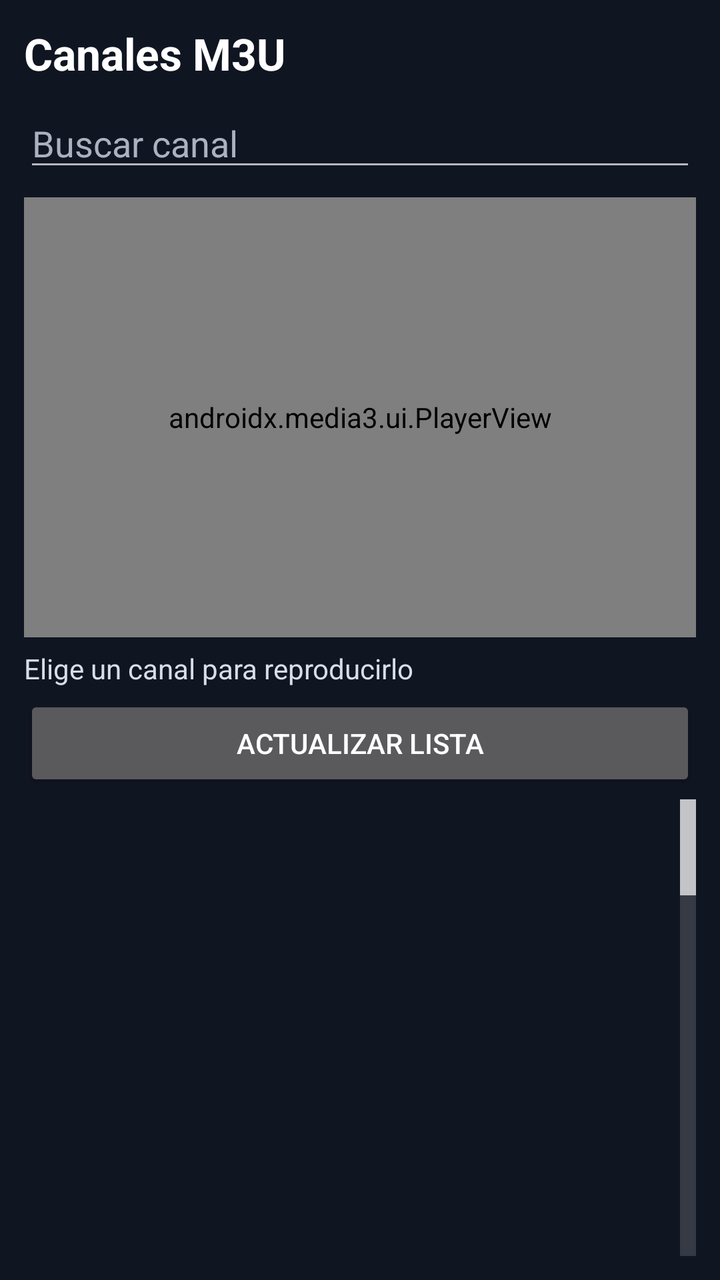
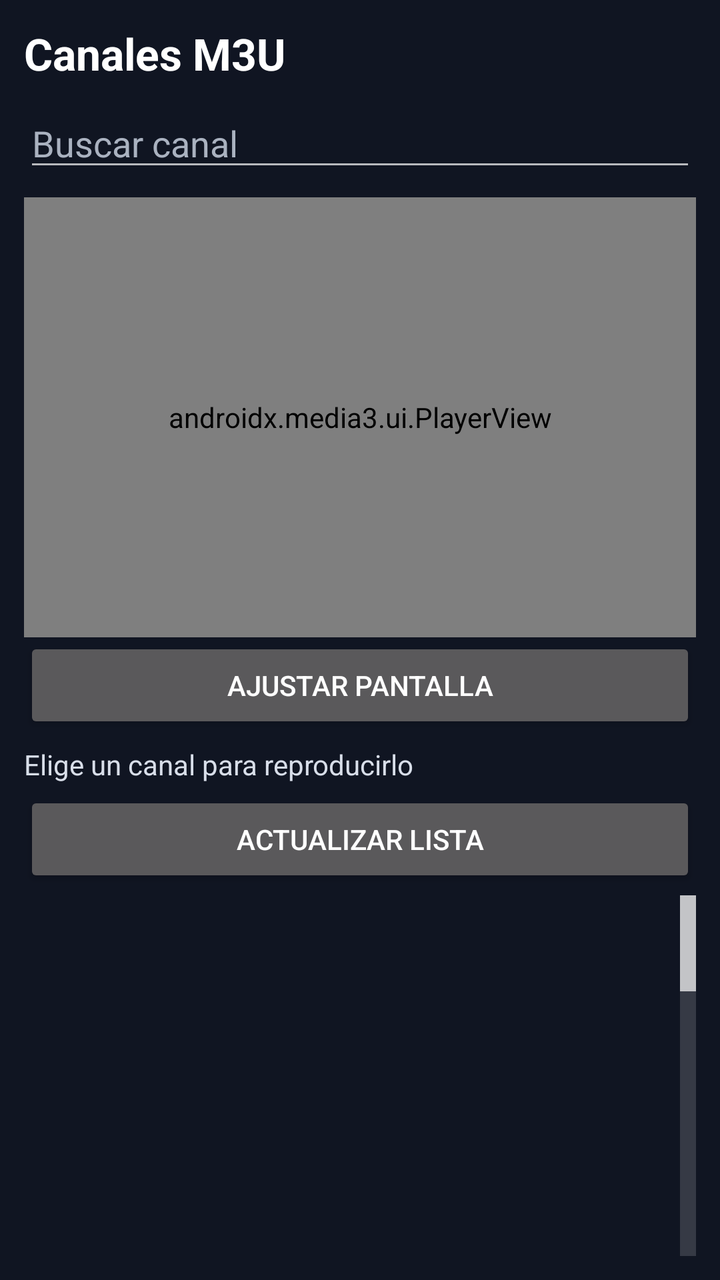

Two renders of the same Android screen: before a commit and after it. Below are the layout's source before the change and the commit's diff.
<!-- AndroidManifest.xml: application theme android:Theme.Material.NoActionBar -->
<!-- res/layout/activity_main.xml -->
<?xml version="1.0" encoding="utf-8"?>
<LinearLayout xmlns:android="http://schemas.android.com/apk/res/android"
    xmlns:app="http://schemas.android.com/apk/res-auto"
    android:id="@+id/rootLayout"
    android:layout_width="match_parent"
    android:layout_height="match_parent"
    android:background="#101522"
    android:orientation="vertical"
    android:padding="12dp">

    <TextView
        android:layout_width="match_parent"
        android:layout_height="wrap_content"
        android:paddingBottom="8dp"
        android:text="Canales M3U"
        android:textColor="#FFFFFF"
        android:textSize="22sp"
        android:textStyle="bold" />

    <EditText
        android:id="@+id/searchInput"
        android:layout_width="match_parent"
        android:layout_height="wrap_content"
        android:hint="Buscar canal"
        android:inputType="text"
        android:singleLine="true"
        android:textColor="#FFFFFF"
        android:textColorHint="#AAB2C0" />

    <androidx.media3.ui.PlayerView
        android:id="@+id/playerView"
        android:layout_width="match_parent"
        android:layout_height="220dp"
        android:layout_marginTop="8dp"
        app:show_buffering="when_playing"
        app:use_controller="true" />

    <TextView
        android:id="@+id/statusText"
        android:layout_width="match_parent"
        android:layout_height="wrap_content"
        android:paddingTop="6dp"
        android:paddingBottom="4dp"
        android:text="Elige un canal para reproducirlo"
        android:textColor="#D8DEE9"
        android:textSize="14sp" />

    <Button
        android:id="@+id/refreshChannelsButton"
        android:layout_width="match_parent"
        android:layout_height="wrap_content"
        android:text="Actualizar lista" />

    <Button
        android:id="@+id/openExternalButton"
        android:layout_width="match_parent"
        android:layout_height="wrap_content"
        android:text="Abrir en VLC u otro reproductor"
        android:visibility="gone" />

    <ListView
        android:id="@+id/channelList"
        android:layout_width="match_parent"
        android:layout_height="0dp"
        android:layout_marginTop="4dp"
        android:layout_weight="1"
        android:divider="#30384A"
        android:dividerHeight="1dp"
        android:fastScrollEnabled="true" />
</LinearLayout>
<!-- resources referenced by this layout -->
<resources>

</resources>

<!-- the commit's change to res/layout/activity_main.xml (unified diff, before → after) -->
@@ -35,6 +35,13 @@
         app:show_buffering="when_playing"
         app:use_controller="true" />
 
+    <Button
+        android:id="@+id/resizeModeButton"
+        android:layout_width="match_parent"
+        android:layout_height="wrap_content"
+        android:contentDescription="Modo de imagen: Ajustar pantalla. Pulsa para cambiar el ajuste."
+        android:text="Ajustar pantalla" />
+
     <TextView
         android:id="@+id/statusText"
         android:layout_width="match_parent"
